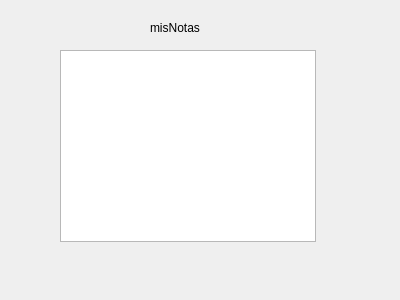
This is misNotas/mainwindow.ui in e1nfalt/misNotas as Qt 5 draws it before an edit. The edited form follows.
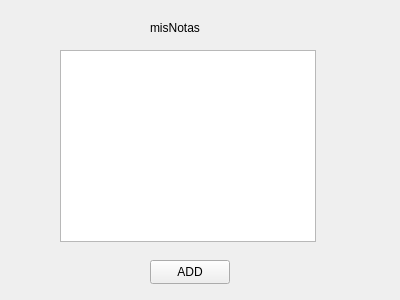
This is the edited form.

```diff
--- a/misNotas/mainwindow.ui
+++ b/misNotas/mainwindow.ui
@@ -36,6 +36,22 @@
       <height>192</height>
      </rect>
     </property>
+    <property name="autoFillBackground">
+     <bool>false</bool>
+    </property>
+   </widget>
+   <widget class="QPushButton" name="pushButton">
+    <property name="geometry">
+     <rect>
+      <x>150</x>
+      <y>260</y>
+      <width>80</width>
+      <height>24</height>
+     </rect>
+    </property>
+    <property name="text">
+     <string>ADD</string>
+    </property>
    </widget>
   </widget>
  </widget>
```
